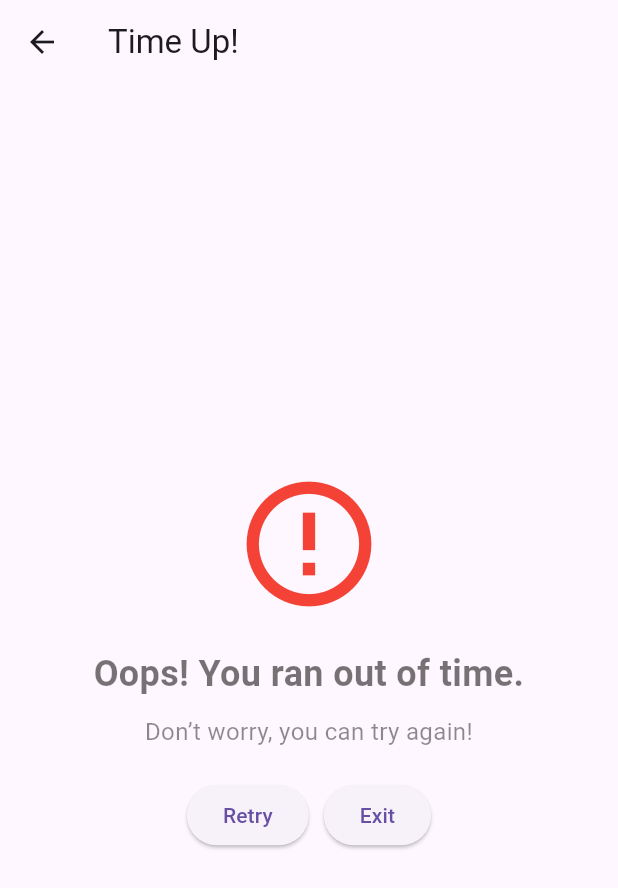
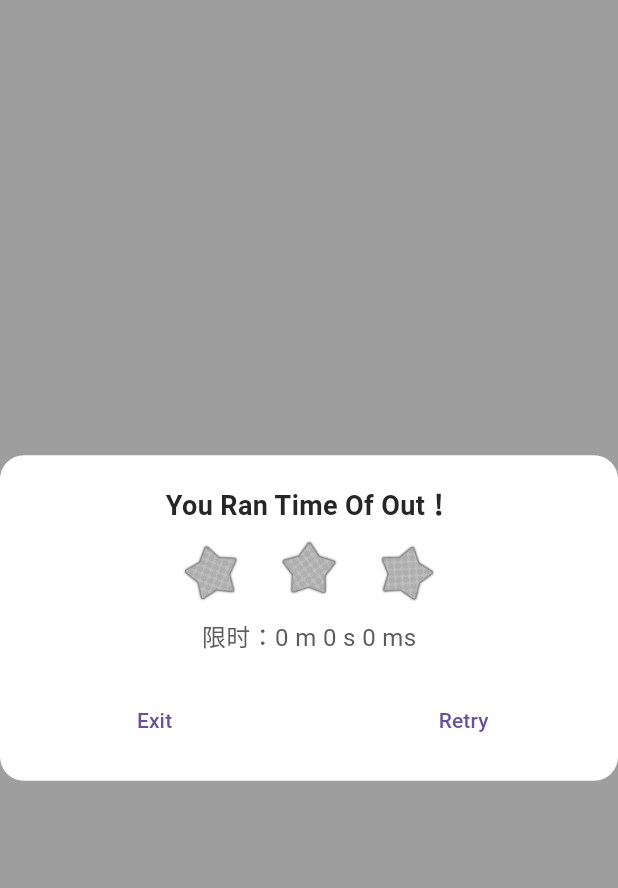
Before and after one commit to Qing-cpu/sliding_puzzle, a Flutter app: the TimeOutFailurePage screen opened directly with empty values, on a phone screen of 412 x 824 dp. Shown: the top 888 px of the screen. Run offline on Flutter 3.47's test engine with Material 3 defaults, Android fonts, the phone set to English and light mode, and no system bars; our stand-ins replace audioplayers, shared_preferences; accounts and stored records are empty; generated files the repository leaves out were written again.

Commit message:
feat: 官卡完成或失败界面

```diff
--- a/lib/pages/level_select.dart
+++ b/lib/pages/level_select.dart
@@ -87,7 +87,7 @@ class _LevelSelectState extends State<LevelSelect> {
                 Expanded(child: IconButton(onPressed: _onPressedLeftIcon, icon: Icon(Icons.chevron_left, color: const Color(0xFF1D2129)))),
                 Expanded(
                   child: Center(
-                    child: Text('$_index / ${Levels.levelInfos.length}', style: TextStyle(color: const Color(0xFF1D2129), fontSize: 18)),
+                    child: Text('${_index+1} / ${Levels.levelInfos.length}', style: TextStyle(color: const Color(0xFF1D2129), fontSize: 18)),
                   ),
                 ),
                 Expanded(
--- a/lib/pages/time_out_failure_page.dart
+++ b/lib/pages/time_out_failure_page.dart
@@ -1,38 +1,41 @@
 import 'package:flutter/material.dart';
+
+import 'cus_widget/stars_count.dart';
 
 class TimeOutFailurePage extends StatelessWidget {
   final VoidCallback retry;
   final VoidCallback exit;
+  final int maxDMil;
 
-  const TimeOutFailurePage({super.key, required this.retry, required this.exit});
+  const TimeOutFailurePage({super.key, required this.retry, required this.exit,required this.maxDMil});
 
   @override
   Widget build(BuildContext context) {
     return Scaffold(
-      appBar: AppBar(title: Text('Time Up!')),
+      backgroundColor: Colors.black38,
       body: Center(
+        child: Container(
+          decoration: BoxDecoration(color: Colors.white, borderRadius: BorderRadius.circular(16)),
           child: Column(
-          mainAxisAlignment: MainAxisAlignment.center,
+            mainAxisSize: MainAxisSize.min,
             children: [
-            Icon(Icons.error_outline, size: 100, color: Colors.red),
-            SizedBox(height: 20),
+              const SizedBox(height: 20),
+              Text('You Ran Time Of Out！', style: TextStyle(fontSize: 18, fontWeight: FontWeight.bold, color: const Color(0xFF262626))),
+              const SizedBox(height: 8),
+              StarsCount(0),
+              const SizedBox(height: 8),
               Text(
-              'Oops! You ran out of time.',
-              textAlign: TextAlign.center,
-              style: TextStyle(fontSize: 24, fontWeight: FontWeight.bold, color: Colors.black54),
+                '限时：${maxDMil ~/ 60000} m ${maxDMil ~/ 1000 % 60} s ${maxDMil % 1000} ms',
+                style: TextStyle(fontSize: 16, color: const Color(0xFF5B5B5B)),
               ),
-            SizedBox(height: 10),
-            Text('Don’t worry, you can try again!', textAlign: TextAlign.center, style: TextStyle(fontSize: 16, color: Colors.black45)),
               SizedBox(height: 20),
               Row(
-              mainAxisAlignment: MainAxisAlignment.center,
-              children: [
-                ElevatedButton(onPressed: retry, child: Text('Retry')),
-                SizedBox(width: 10),
-                ElevatedButton(onPressed: exit, child: Text('Exit')),
+                mainAxisAlignment: MainAxisAlignment.spaceAround,
+                children: [TextButton(onPressed: exit, child: Text('Exit')), TextButton(onPressed: retry, child: Text('Retry'))],
+              ),
+              SizedBox(height: 16),
             ],
           ),
-          ],
         ),
       ),
     );
```
Also changed, not shown: lib/pages/game_page.dart (+14 -3 lines), lib/pages/level_complete_page.dart (+17 -6 lines). Lines whose indentation alone changed are shown as unchanged.
